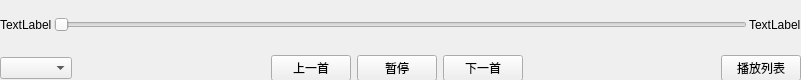
This is gui/music_ui.ui in zyzzzasdhjk/database_project as Qt 5 draws it before an edit. The edited form follows.
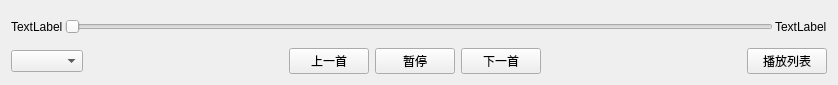
This is the edited form.

Commit message: 更新的主窗口页面

```diff
--- a/gui/music_ui.ui
+++ b/gui/music_ui.ui
@@ -6,23 +6,14 @@
    <rect>
     <x>0</x>
     <y>0</y>
-    <width>801</width>
-    <height>80</height>
+    <width>838</width>
+    <height>85</height>
    </rect>
   </property>
   <property name="windowTitle">
    <string>Form</string>
   </property>
-  <widget class="QWidget" name="verticalLayoutWidget">
-   <property name="geometry">
-    <rect>
-     <x>0</x>
-     <y>0</y>
-     <width>801</width>
-     <height>81</height>
-    </rect>
-   </property>
-   <layout class="QVBoxLayout" name="verticalLayout">
+  <layout class="QVBoxLayout" name="verticalLayout_2">
     <item>
      <layout class="QHBoxLayout" name="horizontalLayout">
       <property name="spacing">
@@ -113,7 +104,6 @@
      </layout>
     </item>
    </layout>
-  </widget>
  </widget>
  <resources/>
  <connections/>
```
Lines whose indentation alone changed are shown as unchanged. The commit also changes 2 other files.
